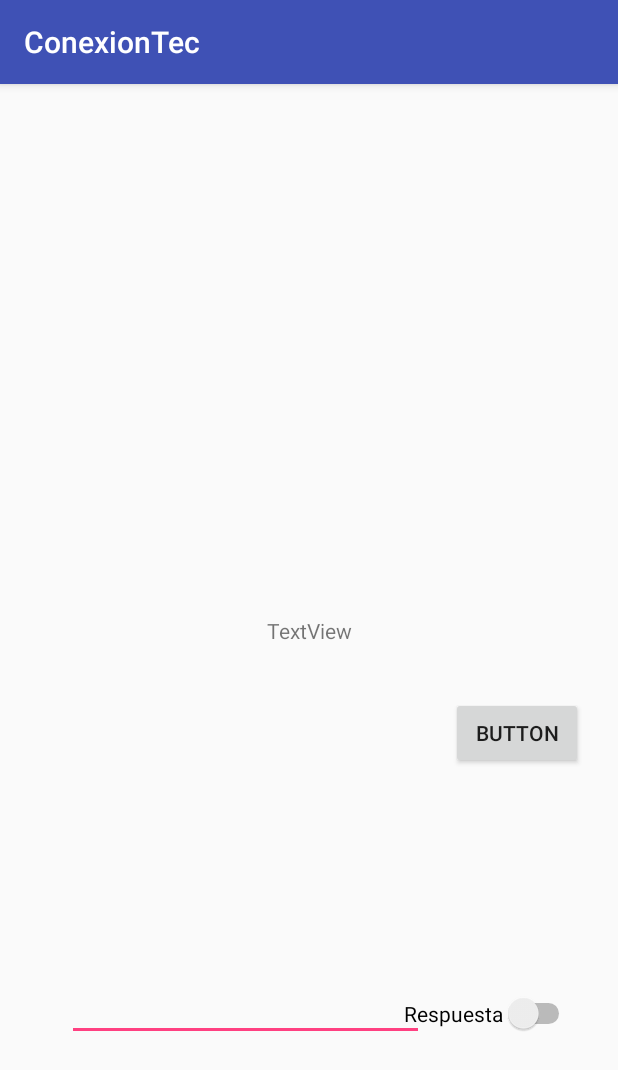
After one commit to rbngza/ConexionTec, an Android app: the fragment QuickExamFragment shown on its own in the app's theme, on a phone screen of 412 x 824 dp. The commit adds this screen. Shown: the top 1070 px of the screen. Run offline under Robolectric (Android 15) with nearby library versions, the phone set to English and light mode, and no system bars.

Commit message:
Added the database, created the quick exam fragment with its layout, created the object Problemas, this is used for database management.

```diff
--- a/app/build.gradle
+++ b/app/build.gradle
@@ -23,6 +23,7 @@ dependencies {
     implementation 'com.android.support:appcompat-v7:27.1.1'
     implementation 'com.android.support:design:27.+'
     implementation 'com.android.support.constraint:constraint-layout:1.1.0'
+    implementation 'com.android.support:support-v4:27.1.1'
     testImplementation 'junit:junit:4.12'
     androidTestImplementation 'com.android.support.test:runner:1.0.2'
     androidTestImplementation 'com.android.support.test.espresso:espresso-core:3.0.2'
--- a/app/src/main/java/itesm/mx/conexiontec/MainActivity.java
+++ b/app/src/main/java/itesm/mx/conexiontec/MainActivity.java
@@ -34,7 +34,7 @@ public class MainActivity extends AppCompatActivity {
         color.add(Color.WHITE);
 
         colorName = new ArrayList<>();
-        colorName.add("RED");
+        colorName.add("El arroz contiene 30% de los carbohidratos recomendados al dia.");
         colorName.add("GREEN");
         colorName.add("BLUE");
 
--- /dev/null
+++ b/app/src/main/java/itesm/mx/conexiontec/QuickExamFragment.java
@@ -0,0 +1,52 @@
+package itesm.mx.conexiontec;
+
+
+import android.os.Bundle;
+import android.support.v4.app.Fragment;
+import android.view.LayoutInflater;
+import android.view.View;
+import android.view.ViewGroup;
+import android.widget.Button;
+import android.widget.EditText;
+import android.widget.Switch;
+import android.widget.TextView;
+
+public class QuickExamFragment extends Fragment {
+
+    int preguntas = 1;
+    int correctos = 0;
+
+    public QuickExamFragment() {
+        // Required empty public constructor
+    }
+
+    @Override
+    public void onCreate(Bundle savedInstanceState) {
+        super.onCreate(savedInstanceState);
+    }
+
+    @Override
+    public View onCreateView(LayoutInflater inflater, ViewGroup container, Bundle savedInstanceState) {
+        // Inflate the layout for this fragment
+        View v = inflater.inflate(R.layout.fragment_quick_exam, container, false);
+        Button btnNextQ = (Button) v.findViewById(R.id.nextquestion);
+        TextView tvPregunta = (TextView) v.findViewById(R.id.pregunta);
+        Switch swHint = (Switch) v.findViewById(R.id.switchrespuesta);
+        final EditText etRespuesta = (EditText) v.findViewById(R.id.respuesta);
+
+        btnNextQ.setOnClickListener(new View.OnClickListener() {
+            @Override
+            public void onClick(View v) {
+                if (preguntas < 10){
+                    if (!((etRespuesta.getText().toString()).matches(""))) {
+
+                    }
+                }
+            }
+        });
+
+
+        return v;
+    }
+
+}
--- /dev/null
+++ b/app/src/main/res/layout/fragment_quick_exam.xml
@@ -0,0 +1,65 @@
+<?xml version="1.0" encoding="utf-8"?>
+<android.support.constraint.ConstraintLayout xmlns:app="http://schemas.android.com/apk/res-auto"
+    xmlns:tools="http://schemas.android.com/tools"
+    android:layout_height="match_parent"
+    android:layout_width="match_parent"
+    xmlns:android="http://schemas.android.com/apk/res/android" >
+
+
+    <TextView
+        android:id="@+id/pregunta"
+        android:layout_width="wrap_content"
+        android:layout_height="wrap_content"
+        android:layout_marginBottom="394dp"
+        android:layout_marginTop="98dp"
+        android:text="TextView"
+        app:layout_constraintBottom_toBottomOf="parent"
+        app:layout_constraintEnd_toEndOf="parent"
+        app:layout_constraintStart_toStartOf="parent"
+        app:layout_constraintTop_toTopOf="parent"
+        app:layout_constraintVertical_bias="1.0" />
+
+    <Switch
+        android:id="@+id/switchrespuesta"
+        android:layout_width="wrap_content"
+        android:layout_height="wrap_content"
+        android:layout_marginBottom="62dp"
+        android:layout_marginEnd="31dp"
+        android:layout_marginStart="271dp"
+        android:layout_marginTop="38dp"
+        android:text="Respuesta"
+        app:layout_constraintBottom_toBottomOf="parent"
+        app:layout_constraintEnd_toEndOf="parent"
+        app:layout_constraintStart_toStartOf="parent"
+        app:layout_constraintTop_toBottomOf="@+id/nextquestion" />
+
+    <EditText
+        android:id="@+id/respuesta"
+        android:layout_width="238dp"
+        android:layout_height="wrap_content"
+        android:layout_marginBottom="130dp"
+        android:layout_marginEnd="5dp"
+        android:layout_marginStart="37dp"
+        android:layout_marginTop="218dp"
+        android:ems="10"
+        android:inputType="number"
+        app:layout_constraintBottom_toBottomOf="parent"
+        app:layout_constraintEnd_toStartOf="@+id/nextquestion"
+        app:layout_constraintStart_toStartOf="parent"
+        app:layout_constraintTop_toBottomOf="@+id/pregunta"
+        app:layout_constraintVertical_bias="1.0" />
+
+    <Button
+        android:id="@+id/nextquestion"
+        android:layout_width="wrap_content"
+        android:layout_height="wrap_content"
+        android:layout_marginBottom="38dp"
+        android:layout_marginEnd="16dp"
+        android:layout_marginStart="5dp"
+        android:layout_marginTop="336dp"
+        android:text="Button"
+        app:layout_constraintBottom_toTopOf="@+id/switchrespuesta"
+        app:layout_constraintEnd_toEndOf="parent"
+        app:layout_constraintStart_toEndOf="@+id/respuesta"
+        app:layout_constraintTop_toTopOf="parent" />
+</android.support.constraint.ConstraintLayout>
--- a/app/src/main/res/values/strings.xml
+++ b/app/src/main/res/values/strings.xml
@@ -1,3 +1,6 @@
 <resources>
     <string name="app_name">ConexionTec</string>
+
+
+    <string name="hello_blank_fragment">Hello blank fragment</string>
 </resources>
```
Also changed, not shown: app/src/main/java/itesm/mx/conexiontec/DataBaseSchema.java (added, +16 -0 lines), app/src/main/java/itesm/mx/conexiontec/EventDBHelper.java (added, +44 -0 lines), app/src/main/java/itesm/mx/conexiontec/EventOperations.java (added, +99 -0 lines), app/src/main/java/itesm/mx/conexiontec/Historial.java (added, +69 -0 lines), app/src/main/java/itesm/mx/conexiontec/MenuFragment.java (+8 -2 lines), app/src/main/java/itesm/mx/conexiontec/Problemas.java (added, +59 -0 lines).
